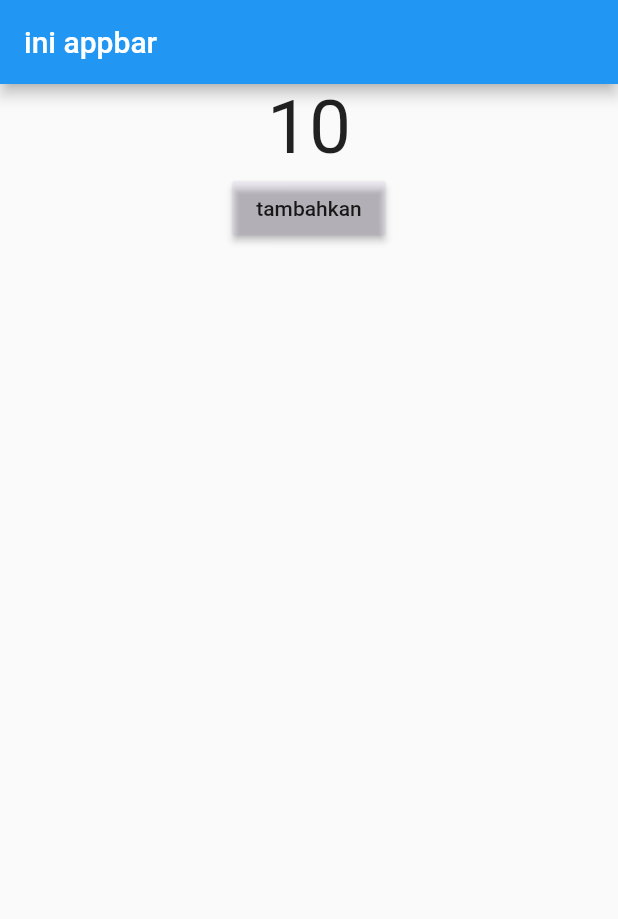
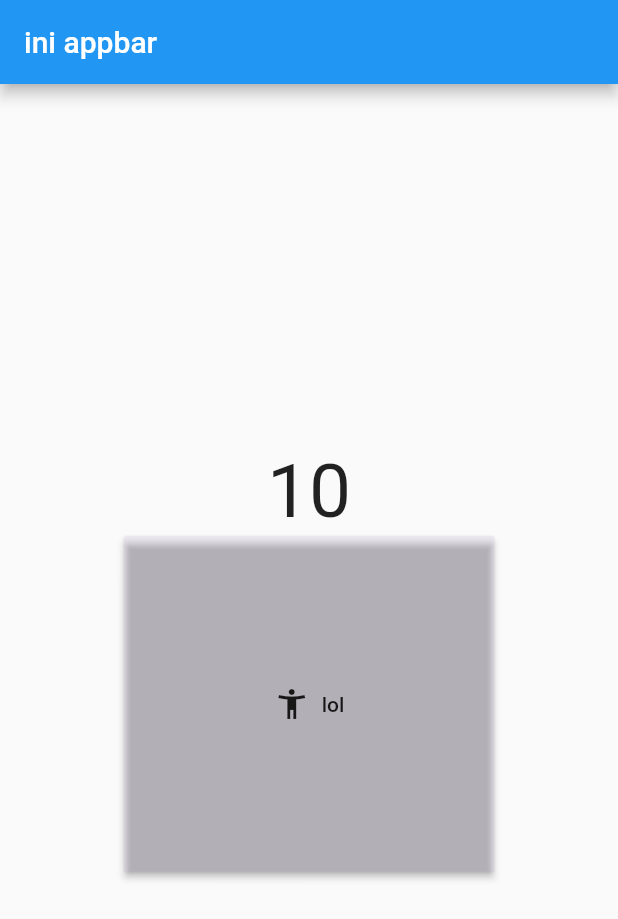
Before and after one commit to yukenz/progress_flutter, a Flutter app: the screen it shows after launch, on a phone screen of 412 x 824 dp. Shown: the top 919 px of the screen. Run offline on Flutter 3.47's test engine with Material 2 defaults, Android fonts, the phone set to English and light mode, and no system bars.

Commit message:
button icon

```diff
--- a/lib/stla.dart
+++ b/lib/stla.dart
@@ -23,13 +23,17 @@ class _mystlaState extends State<mystla> {
         appBar: AppBar(title: Text("ini appbar")),
         body: Center(
           child: Column(
+            mainAxisAlignment: MainAxisAlignment.center,
             children: [
               Text(xval.toString(),
                   style: TextStyle(fontSize: 40 + xval.toDouble())),
-              RaisedButton(
-                child: Text("tambahkan"),
+              RaisedButton.icon(
+                icon: Icon(Icons.accessibility_new),
+                label: Text("lol"),
+                padding: EdgeInsets.all(100),
                 onPressed: onpressx,
                 color: Color.fromARGB(9, 91, 9, 206),
+                splashColor: Colors.red,
               ),
             ],
           ),
```
